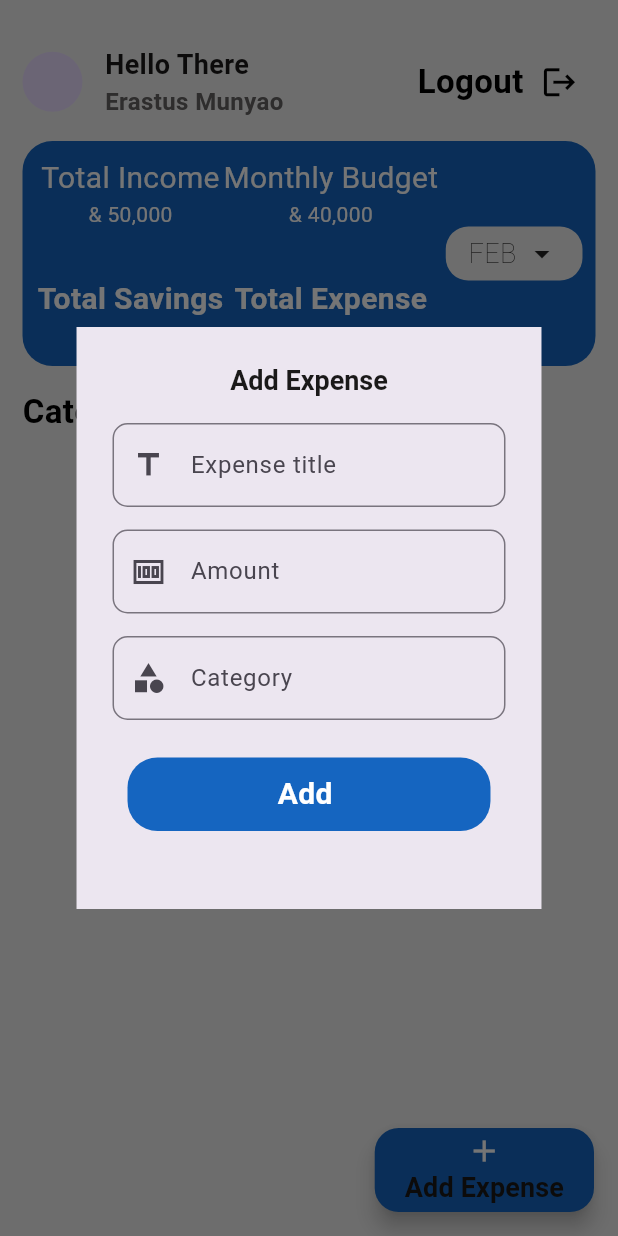
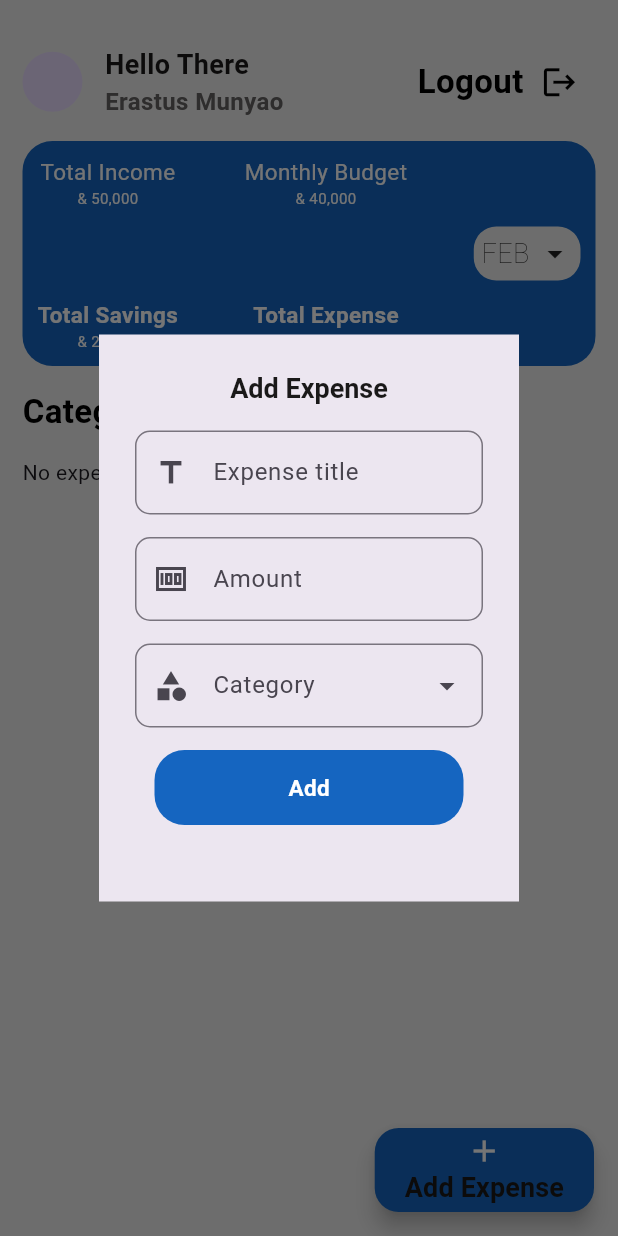
Before and after one commit to Erasto-M/Codsoft-Personal-Expense-Tracker-flutter-app, a Flutter app: the screen it shows once a user with an empty profile is signed in, after a tap on "Add Expense", on a phone screen of 412 x 824 dp. Run offline on Flutter 3.47's test engine with Material 3 defaults, Android fonts, the phone set to English and light mode, and no system bars; our stand-ins replace cloud_firestore, firebase_auth, firebase_core, firebase_database, flutter_riverpod, fluttertoast; accounts and stored records are empty.

Commit message:
made some changes

```diff
--- a/lib/Home/Backend/firebase_service.dart
+++ b/lib/Home/Backend/firebase_service.dart
@@ -1,5 +1,5 @@
-import 'dart:math';
-
+import 'package:flutter/material.dart';
+import 'package:fluttertoast/fluttertoast.dart';
 import 'package:cloud_firestore/cloud_firestore.dart';
 import 'package:firebase_auth/firebase_auth.dart';
 import 'package:firebase_database/firebase_database.dart';
@@ -15,25 +15,40 @@ class FirebaseServices{
     try{
       if(currentUser!=null){
         final userId = currentUser!.uid;
-        DocumentReference documentReference = await FirebaseFirestore.instance.collection("Expenses").doc();
+        DocumentReference documentReference =  FirebaseFirestore.instance.collection("Expenses").doc();
          final String docId = documentReference.id;
          final newExpenseWithId = expenseModel.copyWith(id: docId, userId: userId);
-         documentReference.set(newExpenseWithId.toMap());
-
+         await documentReference.set(newExpenseWithId.toMap());
+         Fluttertoast.showToast(
+             msg: "Expense added successfully",
+           toastLength: Toast.LENGTH_SHORT,
+           textColor: Colors.green,
+           gravity: ToastGravity.TOP,
+           backgroundColor: Colors.grey[500],
+             fontSize: 18,
+         );
       }
-    }on FirebaseAuthException catch(e){} catch(e){}
+    }on FirebaseAuthException catch(e){
+      Fluttertoast.showToast(msg: '$e');
+    } catch(e){
+      Fluttertoast.showToast(msg: 'An error occured');
+    }
   }
   // Reading and Expense
- Future<List<AddExpenseModel>?> fetchDailyExpenses()async{
+ Future<List<AddExpenseModel>> fetchDailyExpenses()async{
    try{
      final currentUser = firebaseAuth.currentUser;
      if(currentUser!=null){
        final String userId = currentUser.uid;
        QuerySnapshot allExpenses =await  firebaseFirestore.collection("Expenses").where("Uid" , isEqualTo: userId).get();
-       return allExpenses.docs.map((expense) =>AddExpenseModel.fromMap(expense.data() as Map<String, dynamic>)).toList();
+       if(allExpenses!= null){
+         final List<AddExpenseModel> expenseList = allExpenses.docs.map((expense) =>AddExpenseModel.fromMap(expense.data() as Map<String, dynamic>)).toList();
+         return  expenseList;
+       }
      }
    }on FirebaseAuthException catch(e){} catch(e){}
-   return null;
+   return [];
+
  }
  // updating and expense
 static Future<void> UpdateExpense()async{
--- a/lib/Home/Providers/homepage_providers.dart
+++ b/lib/Home/Providers/homepage_providers.dart
@@ -4,12 +4,16 @@ import 'package:flutter_riverpod/flutter_riverpod.dart';
 import 'package:personal_expense_tracker_codsoft/Home/Backend/firebase_service.dart';
 import 'package:personal_expense_tracker_codsoft/Home/add_expense.dart';
 import 'package:personal_expense_tracker_codsoft/Models/add_expense_Model.dart';
+
 final showAlertDialogProvider = StateProvider<bool>((ref) => false);
 
 // add expense Providers
- final expenseTitleProvider = StateProvider<TextEditingController>((ref) => TextEditingController());
- final expenseAmountProvider = StateProvider<TextEditingController>((ref) => TextEditingController());
- final expenseCategoryProvider = StateProvider<TextEditingController>((ref) => TextEditingController());
+final expenseTitleProvider =
+    StateProvider<TextEditingController>((ref) => TextEditingController());
+final expenseAmountProvider =
+    StateProvider<TextEditingController>((ref) => TextEditingController());
+final expenseCategoryProvider =
+    StateProvider<TextEditingController>((ref) => TextEditingController());
 // is loading providers
 final isExpenseLoadingProvider = StateProvider<bool>((ref) => false);
 
@@ -17,7 +21,13 @@ import 'package:personal_expense_tracker_codsoft/Models/add_expense_Model.dart';
 final addExpenseButtonTapped = StateProvider<bool>((ref) => false);
 
 // provider for sending Firebase services
- final firebaseServicesProvider = Provider<FirebaseServices>((ref){
+final firebaseServicesProvider = Provider<FirebaseServices>((ref) {
   return FirebaseServices();
 });
-  // create user Provider
+// get data from firebase provider
+final getExpensesFromFirebaseProvider = FutureProvider<List<AddExpenseModel>>((ref) async {
+  final firebaseServices = ref.watch(firebaseServicesProvider);
+  return await firebaseServices.fetchDailyExpenses();
+});
+// selected category provider
+final selectedCategoryProvider = StateProvider((ref) => null);
--- a/lib/Home/add_expense.dart
+++ b/lib/Home/add_expense.dart
@@ -1,12 +1,22 @@
 import 'package:flutter/cupertino.dart';
 import 'package:flutter/material.dart';
 import 'package:flutter_riverpod/flutter_riverpod.dart';
+import 'package:fluttertoast/fluttertoast.dart';
 import 'package:personal_expense_tracker_codsoft/Home/Providers/homepage_providers.dart';
 import 'package:personal_expense_tracker_codsoft/Models/add_expense_Model.dart';
 import 'package:personal_expense_tracker_codsoft/Widgets/colors.dart';
 import 'package:personal_expense_tracker_codsoft/Widgets/reusable_widgets.dart';
 // controllers
-
+final List<String> categoriesList = [
+  'Shopping & Foods\n',
+      'Utilities\n',
+      'Transport\n',
+      'Health and Fitness\n',
+      'Personal Care\n',
+      'Debts And Loans\n',
+      'Entertainment\n',
+];
+ String? selectedCategory;
 showAlertDialog(BuildContext context) {
   showDialog(
       context: context,
@@ -15,9 +25,9 @@ showAlertDialog(BuildContext context) {
           final expenseTitleController = ref.watch(expenseTitleProvider);
           final expenseAmountController = ref.watch(expenseAmountProvider);
           final expenseCategoryController = ref.watch(expenseCategoryProvider);
-          final _isLoading = ref.watch(isExpenseLoadingProvider);
-          final _OnButtonClick = ref.watch(addExpenseButtonTapped);
-          GlobalKey<FormState> _expenseFormKey = GlobalKey<FormState>();
+          final isLoading = ref.watch(isExpenseLoadingProvider);
+          final onButtonClick = ref.watch(addExpenseButtonTapped);
+          GlobalKey<FormState> expenseFormKey = GlobalKey<FormState>();
           return AlertDialog(
             elevation: 5,
             shape: const RoundedRectangleBorder(),
@@ -25,9 +35,9 @@ showAlertDialog(BuildContext context) {
                 child: mediumText(
                     text: "Add Expense", fontWeight: FontWeight.bold)),
             content: Container(
-                height: _OnButtonClick? 400: 300,
+                height: onButtonClick? 380: 290,
                 child: Form(
-                  key: _expenseFormKey,
+                  key: expenseFormKey,
                   child: Column(
                     children: [
                       showTextFormField(
@@ -38,6 +48,8 @@ showAlertDialog(BuildContext context) {
                               return "Title Cannot be empty";
                             }
                           },
+                          onTap: null,
+                          readonly: false,
                           prefixIcon: Icons.title,
                           suffixIcon: null,
                           textInputType: TextInputType.text,
@@ -51,56 +63,64 @@ showAlertDialog(BuildContext context) {
                               return "Please Enter the Amount of the Expense";
                             }
                           },
+                          onTap: null,
                           prefixIcon: Icons.money_sharp,
                           suffixIcon: null,
+                          readonly: false,
                           textInputType: TextInputType.text,
                           obscureText: false),
                       showmediumspace(),
                       showTextFormField(
+                          readonly: true,
                           controller: expenseCategoryController,
                           labelText: "Category",
+                          onTap: (){
+                            _showSelectedCategory(context);
+                          },
                           validator: (value) {
                             if (value!.isEmpty) {
                               return "Please select category";
                             }
                           },
                           prefixIcon: Icons.category,
-                          suffixIcon: null,
+                          suffixIcon: Icons.arrow_drop_down,
                           textInputType: TextInputType.text,
                           obscureText: false),
                       showmediumspace(),
-                      _isLoading
+                      isLoading
                           ? CircularProgressIndicator(
                               color: kcBackgroundColor,
                             )
                           : GestureDetector(
                               onTap: () {
                                 ref.read(addExpenseButtonTapped.notifier).state = true;
-                                if(_expenseFormKey.currentState!.validate()){
+                                if(expenseFormKey.currentState!.validate()){
                                   ref.read( isExpenseLoadingProvider.notifier).state = true;
                                   AddExpenseModel expenseModel =
                                   AddExpenseModel(amount: expenseAmountController.text,
                                       category: expenseCategoryController.text, title: expenseTitleController.text);
                                   ref.read(firebaseServicesProvider).createExpense(expenseModel);
+                                  ref.read(expenseTitleProvider.notifier).state.clear();
+                                  ref.read(expenseAmountProvider.notifier).state.clear();
+                                  ref.read(expenseCategoryProvider.notifier).state.clear();
+                                  ref.read(isExpenseLoadingProvider.notifier).state = false;
                                   Navigator.pop(context);
                                 }
                               },
                               child: Container(
-                                margin: const EdgeInsets.symmetric(
-                                  vertical: 10,
-                                  horizontal: 10,
-                                ),
-                                padding: const EdgeInsets.symmetric(
-                                    horizontal: 100, vertical: 10),
+                                height: 50,
+                                width: MediaQuery.of(context).size.width/2,
                                 decoration: BoxDecoration(
                                     color: kcBackgroundColor,
                                     borderRadius: BorderRadius.circular(20)),
-                                child: const Text(
-                                  "Add ",
-                                  style: TextStyle(
-                                    color: Colors.white,
-                                    fontWeight: FontWeight.bold,
-                                    fontSize: 20,
+                                child: const Center(
+                                  child:  Text(
+                                    "Add",
+                                    style: TextStyle(
+                                      color: Colors.white,
+                                      fontWeight: FontWeight.bold,
+                                      fontSize: 15,
+                                    ),
                                   ),
                                 ),
                               ),
@@ -112,3 +132,32 @@ showAlertDialog(BuildContext context) {
         });
       });
 }
+  Widget? _showSelectedCategory(BuildContext context){
+  showDialog(context: context, builder: (context){
+    return AlertDialog(
+      title: mediumText(text: "select category", fontWeight: FontWeight.bold),
+      content:Container(
+        width: double.minPositive,
+        child: ListView.builder(
+          itemCount: categoriesList.length,
+            shrinkWrap: true,
+            itemBuilder: (ref, index){
+            return Consumer(builder: (context, ref, child){
+              final isSelected = selectedCategory == categoriesList[index];
+              return ListTile(
+                title: Text(categoriesList[index],
+                  style: isSelected ?const  TextStyle(color: Colors.blue): const TextStyle(color: Colors.black),
+                ),
+                onTap: (){
+                  selectedCategory = categoriesList[index];
+                  ref.read(expenseCategoryProvider.notifier).state = TextEditingController(text: selectedCategory);
+                  Navigator.pop(context);
+                },
+              );
+            });
+        }),
+      ) ,
+    );
+  });
+  return null;
+  }
--- a/lib/Home/homepage.dart
+++ b/lib/Home/homepage.dart
@@ -1,8 +1,12 @@
+import 'package:flutter/cupertino.dart';
 import 'package:flutter/cupertino.dart';
 import 'package:flutter/material.dart';
 import 'package:flutter/widgets.dart';
 import 'package:flutter_riverpod/flutter_riverpod.dart';
+import 'package:personal_expense_tracker_codsoft/Authentication/Screens/loading_screen.dart';
+import 'package:personal_expense_tracker_codsoft/Home/Backend/firebase_service.dart';
 import 'package:personal_expense_tracker_codsoft/Home/Providers/homepage_providers.dart';
+import 'package:personal_expense_tracker_codsoft/Models/add_expense_Model.dart';
 import 'package:personal_expense_tracker_codsoft/Widgets/colors.dart';
 import 'package:personal_expense_tracker_codsoft/Widgets/reusable_widgets.dart';
 
@@ -67,8 +71,9 @@ class HomePage extends ConsumerWidget {
                       borderRadius: BorderRadius.circular(20),
                       color: kcBackgroundColor),
                   child: Row(
+                    mainAxisAlignment: MainAxisAlignment.spaceBetween,
                     children: [
-                      const Column(
+                       const Column(
                         children: [
                           Column(
                             children: [
@@ -76,7 +81,7 @@ class HomePage extends ConsumerWidget {
                                 "Total Income",
                                 style: TextStyle(
                                   color: Colors.white,
-                                  fontSize: 20,
+                                  fontSize: 15,
                                   fontWeight: FontWeight.normal,
                                 ),
                               ),
@@ -84,7 +89,7 @@ class HomePage extends ConsumerWidget {
                                 "& 50,000",
                                 style: TextStyle(
                                   color: Colors.white,
-                                  fontSize: 14,
+                                  fontSize: 10,
                                 ),
                               ),
                             ],
@@ -96,7 +101,7 @@ class HomePage extends ConsumerWidget {
                                 "Total Savings",
                                 style: TextStyle(
                                   color: Colors.white,
-                                  fontSize: 20,
+                                  fontSize: 15,
                                   fontWeight: FontWeight.bold,
                                 ),
                               ),
@@ -104,7 +109,7 @@ class HomePage extends ConsumerWidget {
                                 "& 20,000",
                                 style: TextStyle(
                                   color: Colors.white,
-                                  fontSize: 14,
+                                  fontSize: 10,
                                 ),
                               ),
                             ],
@@ -120,7 +125,7 @@ class HomePage extends ConsumerWidget {
                                 "Monthly Budget",
                                 style: TextStyle(
                                   color: Colors.white,
-                                  fontSize: 20,
+                                  fontSize: 15,
                                   fontWeight: FontWeight.normal,
                                 ),
                               ),
@@ -128,7 +133,7 @@ class HomePage extends ConsumerWidget {
                                 "& 40,000",
                                 style: TextStyle(
                                   color: Colors.white,
-                                  fontSize: 14,
+                                  fontSize: 10,
                                 ),
                               ),
                             ],
@@ -140,7 +145,7 @@ class HomePage extends ConsumerWidget {
                                 "Total Expense",
                                 style: TextStyle(
                                   color: Colors.white,
-                                  fontSize: 20,
+                                  fontSize: 15,
                                   fontWeight: FontWeight.bold,
                                 ),
                               ),
@@ -148,7 +153,7 @@ class HomePage extends ConsumerWidget {
                                 "& 30,000",
                                 style: TextStyle(
                                   color: Colors.white,
-                                  fontSize: 14,
+                                  fontSize: 10,
                                 ),
                               ),
                             ],
@@ -162,8 +167,8 @@ class HomePage extends ConsumerWidget {
                           color: Colors.grey[200],
                           borderRadius: BorderRadius.circular(15),
                         ),
-                        margin: const EdgeInsets.all(5),
-                        padding: const EdgeInsets.symmetric(vertical: 5,horizontal: 15),
+                        padding: const EdgeInsets.symmetric(
+                            vertical: 5, horizontal: 5),
                         child: Row(
                           children: [
                             mediumText(
@@ -182,7 +187,9 @@ class HomePage extends ConsumerWidget {
                 ),
                 showmediumspace(),
                 // categories listview
-                showBigText(text: "Categories", fontWeight: FontWeight.bold)
+                showBigText(text: "Categories", fontWeight: FontWeight.bold),
+                showmediumspace(),
+                const Expanded(child: FetchedExpenses()),
                 // Daily Expanses List
               ],
             ),
@@ -216,3 +223,37 @@ class HomePage extends ConsumerWidget {
     );
   }
 }
+
+class FetchedExpenses extends StatelessWidget {
+  const FetchedExpenses({super.key});
+
+  @override
+  Widget build(BuildContext context) {
+    return Consumer(builder: (context, ref, child) {
+      final AsyncValue<List<AddExpenseModel>> dailyExpenses =
+          ref.watch(getExpensesFromFirebaseProvider);
+      return dailyExpenses.when(
+          data: (expenses) {
+            if (expenses == null || expenses.isEmpty) {
+              return const Text("No expenses Found");
+            } else {
+              return ListView.builder(
+                  itemCount: expenses.length,
+                  shrinkWrap: true,
+                  itemBuilder: (context, index) {
+                    final expense = expenses[index];
+                    return ListTile(
+                      title: Text(expense.title),
+                      subtitle: Text(expense.date as String),
+                      trailing:Text(expense.amount ),
+                    );
+                  });
+            }
+          },
+          error: (err, stacktrace) {
+            return Text('e'.toString());
+          },
+          loading: () => const LoadingScreen());
+    });
+  }
+}
--- a/lib/Models/add_expense_Model.dart
+++ b/lib/Models/add_expense_Model.dart
@@ -30,7 +30,7 @@ class AddExpenseModel {
       category: map['Category'] as String,
       title: map['Title'] as String,
       date: map['date'],
-      id: map['id'] as String,
+      id: map['Id'] as String,
       userId: map['Uid'] as String
     );
   }
--- a/lib/Widgets/reusable_widgets.dart
+++ b/lib/Widgets/reusable_widgets.dart
@@ -10,6 +10,8 @@ TextFormField showTextFormField({
   required IconData? suffixIcon,
   required TextInputType textInputType,
   required bool obscureText,
+  Function()? onTap,
+  bool? readonly,
 }) {
   return TextFormField(
     keyboardType: textInputType,
@@ -20,9 +22,12 @@ TextFormField showTextFormField({
     autocorrect: true,
     validator: validator as String? Function(String?)?,
     obscureText: obscureText,
+    onTap:onTap ?? (){},
+    readOnly: readonly ?? false,
     decoration: InputDecoration(
       prefixIcon: Icon(prefixIcon),
-      suffixIcon: Icon(suffixIcon),
+      suffixIcon: GestureDetector(
+          child: Icon(suffixIcon)),
       labelText: labelText,
       border: OutlineInputBorder(
         borderRadius: BorderRadius.circular(10),
--- a/pubspec.yaml
+++ b/pubspec.yaml
@@ -40,6 +40,7 @@ dependencies:
   cloud_firestore: ^4.15.9
   flutter_riverpod: ^2.5.1
   firebase_database: ^10.4.11
+  fluttertoast: ^8.2.4
 
 dev_dependencies:
   flutter_test:
```
Also changed, not shown: flutter_01.png (added), pubspec.lock, 1 other file. Lines whose indentation alone changed are shown as unchanged.
